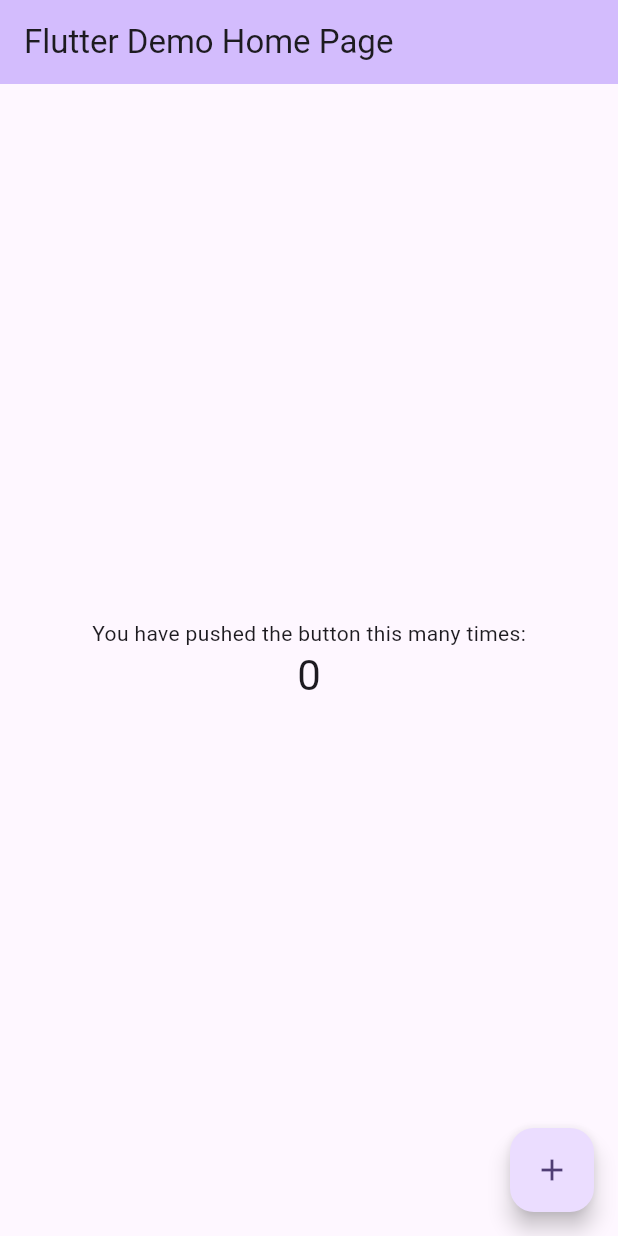
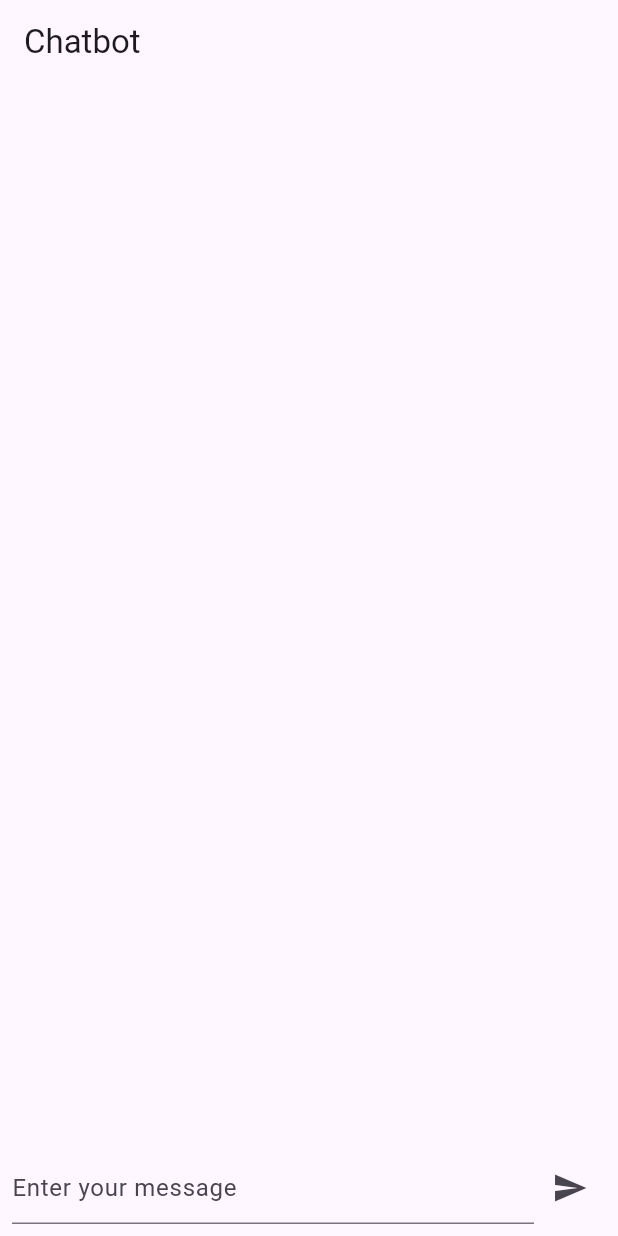
Before and after one commit to hknnci/flutter_gemini, a Flutter app: the screen it shows after launch, on a phone screen of 412 x 824 dp. Run offline on Flutter 3.47's test engine with Material 3 defaults, Android fonts, the phone set to English and light mode, and no system bars; our stand-ins replace google_generative_ai.

Commit message:
implemented basic structure

```diff
--- /dev/null
+++ b/devtools_options.yaml
@@ -0,0 +1 @@
+extensions:
--- a/lib/main.dart
+++ b/lib/main.dart
@@ -1,4 +1,7 @@
 import 'package:flutter/material.dart';
+import 'package:flutter_gemini/models/chatbot_service.dart';
+import 'package:flutter_gemini/screens/chatbot_screen.dart';
+import 'package:provider/provider.dart';
 
 void main() {
   runApp(const MyApp());
@@ -7,119 +10,18 @@ void main() {
 class MyApp extends StatelessWidget {
   const MyApp({super.key});
 
-  // This widget is the root of your application.
   @override
   Widget build(BuildContext context) {
-    return MaterialApp(
-      title: 'Flutter Demo',
-      theme: ThemeData(
-        // This is the theme of your application.
-        //
-        // TRY THIS: Try running your application with "flutter run". You'll see
-        // the application has a purple toolbar. Then, without quitting the app,
-        // try changing the seedColor in the colorScheme below to Colors.green
-        // and then invoke "hot reload" (save your changes or press the "hot
-        // reload" button in a Flutter-supported IDE, or press "r" if you used
-        // the command line to start the app).
-        //
-        // Notice that the counter didn't reset back to zero; the application
-        // state is not lost during the reload. To reset the state, use hot
-        // restart instead.
-        //
-        // This works for code too, not just values: Most code changes can be
-        // tested with just a hot reload.
-        colorScheme: ColorScheme.fromSeed(seedColor: Colors.deepPurple),
-        useMaterial3: true,
+    return ChangeNotifierProvider(
+      create: (context) => ChatbotService(),
+      child: MaterialApp(
+        title: 'Gemini Chatbot App',
+        debugShowCheckedModeBanner: false,
+        theme: ThemeData(
+          primarySwatch: Colors.blue,
+        ),
+        home: const ChatScreen(),
       ),
-      home: const MyHomePage(title: 'Flutter Demo Home Page'),
     );
   }
 }
-
-class MyHomePage extends StatefulWidget {
-  const MyHomePage({super.key, required this.title});
-
-  // This widget is the home page of your application. It is stateful, meaning
-  // that it has a State object (defined below) that contains fields that affect
-  // how it looks.
-
-  // This class is the configuration for the state. It holds the values (in this
-  // case the title) provided by the parent (in this case the App widget) and
-  // used by the build method of the State. Fields in a Widget subclass are
-  // always marked "final".
-
-  final String title;
-
-  @override
-  State<MyHomePage> createState() => _MyHomePageState();
-}
-
-class _MyHomePageState extends State<MyHomePage> {
-  int _counter = 0;
-
-  void _incrementCounter() {
-    setState(() {
-      // This call to setState tells the Flutter framework that something has
-      // changed in this State, which causes it to rerun the build method below
-      // so that the display can reflect the updated values. If we changed
-      // _counter without calling setState(), then the build method would not be
-      // called again, and so nothing would appear to happen.
-      _counter++;
-    });
-  }
-
-  @override
-  Widget build(BuildContext context) {
-    // This method is rerun every time setState is called, for instance as done
-    // by the _incrementCounter method above.
-    //
-    // The Flutter framework has been optimized to make rerunning build methods
-    // fast, so that you can just rebuild anything that needs updating rather
-    // than having to individually change instances of widgets.
-    return Scaffold(
-      appBar: AppBar(
-        // TRY THIS: Try changing the color here to a specific color (to
-        // Colors.amber, perhaps?) and trigger a hot reload to see the AppBar
-        // change color while the other colors stay the same.
-        backgroundColor: Theme.of(context).colorScheme.inversePrimary,
-        // Here we take the value from the MyHomePage object that was created by
-        // the App.build method, and use it to set our appbar title.
-        title: Text(widget.title),
-      ),
-      body: Center(
-        // Center is a layout widget. It takes a single child and positions it
-        // in the middle of the parent.
-        child: Column(
-          // Column is also a layout widget. It takes a list of children and
-          // arranges them vertically. By default, it sizes itself to fit its
-          // children horizontally, and tries to be as tall as its parent.
-          //
-          // Column has various properties to control how it sizes itself and
-          // how it positions its children. Here we use mainAxisAlignment to
-          // center the children vertically; the main axis here is the vertical
-          // axis because Columns are vertical (the cross axis would be
-          // horizontal).
-          //
-          // TRY THIS: Invoke "debug painting" (choose the "Toggle Debug Paint"
-          // action in the IDE, or press "p" in the console), to see the
-          // wireframe for each widget.
-          mainAxisAlignment: MainAxisAlignment.center,
-          children: <Widget>[
-            const Text(
-              'You have pushed the button this many times:',
-            ),
-            Text(
-              '$_counter',
-              style: Theme.of(context).textTheme.headlineMedium,
-            ),
-          ],
-        ),
-      ),
-      floatingActionButton: FloatingActionButton(
-        onPressed: _incrementCounter,
-        tooltip: 'Increment',
-        child: const Icon(Icons.add),
-      ), // This trailing comma makes auto-formatting nicer for build methods.
-    );
-  }
-}
--- /dev/null
+++ b/lib/models/chatbot_service.dart
@@ -0,0 +1,27 @@
+import 'package:flutter/material.dart';
+import 'package:google_generative_ai/google_generative_ai.dart';
+
+class ChatbotService extends ChangeNotifier {
+  final GenerativeModel _generativeModel = GenerativeModel(
+    model: 'gemini-pro',
+    apiKey: 'YOUR-API-KEY',
+  );
+
+  final List<String> _messages = [];
+
+  List<String> get messages => _messages;
+
+  Future<void> sendMessage(String message) async {
+    _messages.add("You: $message");
+
+    notifyListeners();
+
+    final response = await _generativeModel.generateContent([
+      Content.text(message),
+    ]);
+
+    _messages.add("Gemini: ${response.text}");
+
+    notifyListeners();
+  }
+}
--- /dev/null
+++ b/lib/screens/chatbot_screen.dart
@@ -0,0 +1,61 @@
+import 'package:flutter/material.dart';
+import 'package:flutter_gemini/models/chatbot_service.dart';
+import 'package:provider/provider.dart';
+
+class ChatScreen extends StatelessWidget {
+  const ChatScreen({super.key});
+
+  @override
+  Widget build(BuildContext context) {
+    return Scaffold(
+      appBar: AppBar(
+        title: const Text('Chatbot'),
+      ),
+      body: Column(
+        children: <Widget>[
+          Expanded(
+            child: Consumer<ChatbotService>(
+              builder: (context, chat, _) => ListView.builder(
+                itemCount: chat.messages.length,
+                itemBuilder: (context, index) {
+                  return ListTile(
+                    title: Text(chat.messages[index]),
+                  );
+                },
+              ),
+            ),
+          ),
+          _buildInputField(context),
+        ],
+      ),
+    );
+  }
+
+  Widget _buildInputField(BuildContext context) {
+    TextEditingController controller = TextEditingController();
+
+    return Padding(
+      padding: const EdgeInsets.all(8.0),
+      child: Row(
+        children: <Widget>[
+          Expanded(
+            child: TextField(
+              controller: controller,
+              decoration: const InputDecoration(hintText: 'Enter your message'),
+            ),
+          ),
+          IconButton(
+            icon: const Icon(Icons.send),
+            onPressed: () {
+              if (controller.text.isNotEmpty) {
+                Provider.of<ChatbotService>(context, listen: false)
+                    .sendMessage(controller.text);
+                controller.clear();
+              }
+            },
+          ),
+        ],
+      ),
+    );
+  }
+}
```
Also changed, not shown: pubspec.yaml (+2 -64 lines), pubspec.lock.
